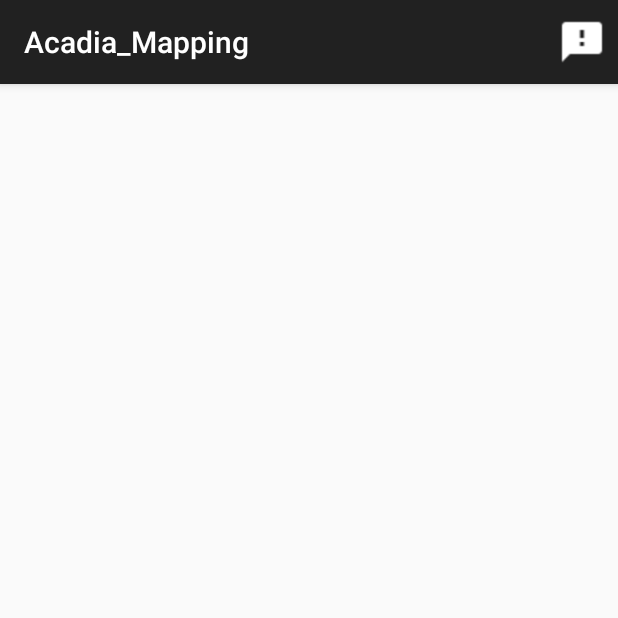
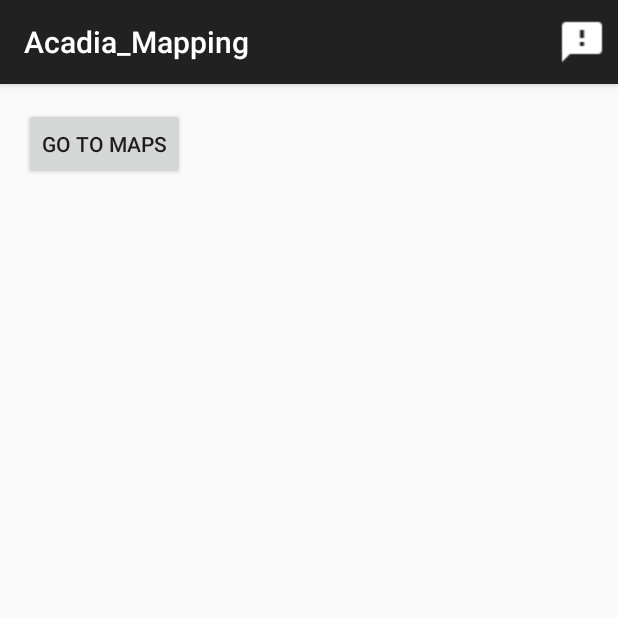
Before and after one commit to Christian-Frey/Acadia_Mapping, an Android app: the screen it shows after launch (MainActivity), on a phone screen of 412 x 824 dp, the top half of it. Run offline under Robolectric (Android 15) with nearby library versions, the phone set to English and light mode, and no system bars.

Commit message:
Added map using Google Map API, constrained exploration area.

```diff
--- a/app/build.gradle
+++ b/app/build.gradle
@@ -22,4 +22,5 @@ android {
 dependencies {
     compile fileTree(dir: 'libs', include: ['*.jar'])
     compile 'com.android.support:appcompat-v7:23.0.1'
+    compile 'com.google.android.gms:play-services-maps:8.1.0'
 }
--- a/app/src/main/java/cfreyvermont/acadia_mapping/MainActivity.java
+++ b/app/src/main/java/cfreyvermont/acadia_mapping/MainActivity.java
@@ -3,9 +3,16 @@ package cfreyvermont.acadia_mapping;
 import android.content.Intent;
 import android.support.v7.app.AppCompatActivity;
 import android.os.Bundle;
+import android.util.Log;
 import android.view.Menu;
 import android.view.MenuInflater;
 import android.view.MenuItem;
+import android.view.View;
+import android.widget.Toast;
+
+import com.google.android.gms.common.ConnectionResult;
+import com.google.android.gms.common.GoogleApiAvailability;
+
 
 public class MainActivity extends AppCompatActivity {
     public static final String BUTTON_TEXT =
@@ -15,6 +22,7 @@ public class MainActivity extends AppCompatActivity {
     protected void onCreate(Bundle savedInstanceState) {
         super.onCreate(savedInstanceState);
         setContentView(R.layout.activity_main);
+        openMap(findViewById(R.id.openMap));
     }
 
     @Override
@@ -43,4 +51,32 @@ public class MainActivity extends AppCompatActivity {
                 return super.onOptionsItemSelected(item);
         }
     }
+
+    public void openMap(View v) {
+        Intent intent = new Intent(this, MapsActivity.class);
+        boolean havePlay = havePlayService();
+
+        if (havePlay) {
+            startActivity(intent);
+        } else {
+            Toast.makeText(getApplicationContext(), "Error with Play Services",
+                    Toast.LENGTH_SHORT).show();
+        }
+    }
+
+    private boolean havePlayService() {
+        GoogleApiAvailability google = GoogleApiAvailability.getInstance();
+        int result = google.isGooglePlayServicesAvailable(this);
+        if (result != ConnectionResult.SUCCESS) {
+            Log.e("Play Error:", google.getErrorString(result));
+            Log.e("Play Version:",
+                    Integer.toString(GoogleApiAvailability.GOOGLE_PLAY_SERVICES_VERSION_CODE));
+            return false;
+        }
+        return true;
+
+
+    }
+
+
 }
--- a/app/src/main/java/cfreyvermont/acadia_mapping/SubmitFeedback.java
+++ b/app/src/main/java/cfreyvermont/acadia_mapping/SubmitFeedback.java
@@ -84,7 +84,7 @@ public class SubmitFeedback extends AppCompatActivity {
         }
     }
 
-    public boolean hasNetwork() {
+    private boolean hasNetwork() {
         ConnectivityManager connMgr = (ConnectivityManager)
                 getSystemService(Context.CONNECTIVITY_SERVICE);
         //checks for the current state of the active network
--- a/app/src/main/res/layout/activity_main.xml
+++ b/app/src/main/res/layout/activity_main.xml
@@ -5,4 +5,11 @@
     android:paddingTop="@dimen/activity_vertical_margin"
     android:paddingBottom="@dimen/activity_vertical_margin" tools:context=".MainActivity">
 
+    <Button
+        android:id="@+id/openMap"
+        android:layout_width="wrap_content"
+        android:layout_height="wrap_content"
+        android:text="Go To Maps"
+        android:onClick="openMap" />
+
 </RelativeLayout>
--- a/app/src/main/res/values/strings.xml
+++ b/app/src/main/res/values/strings.xml
@@ -13,5 +13,6 @@
         Your feedback is greatly appreciated.</string>
     <string name="positive_feedback_radio">I liked this feature!</string>
     <string name="negative_feedback_radio">I didn\'t like this feature.</string>
+    <string name="title_activity_maps">Map</string>
 
 </resources>
```
Also changed, not shown: app/src/main/AndroidManifest.xml (+31 -2 lines), app/src/main/java/cfreyvermont/acadia_mapping/MapsActivity.java (added, +100 -0 lines), app/src/main/res/layout/activity_maps.xml (added, +12 -0 lines), 2 other files.
